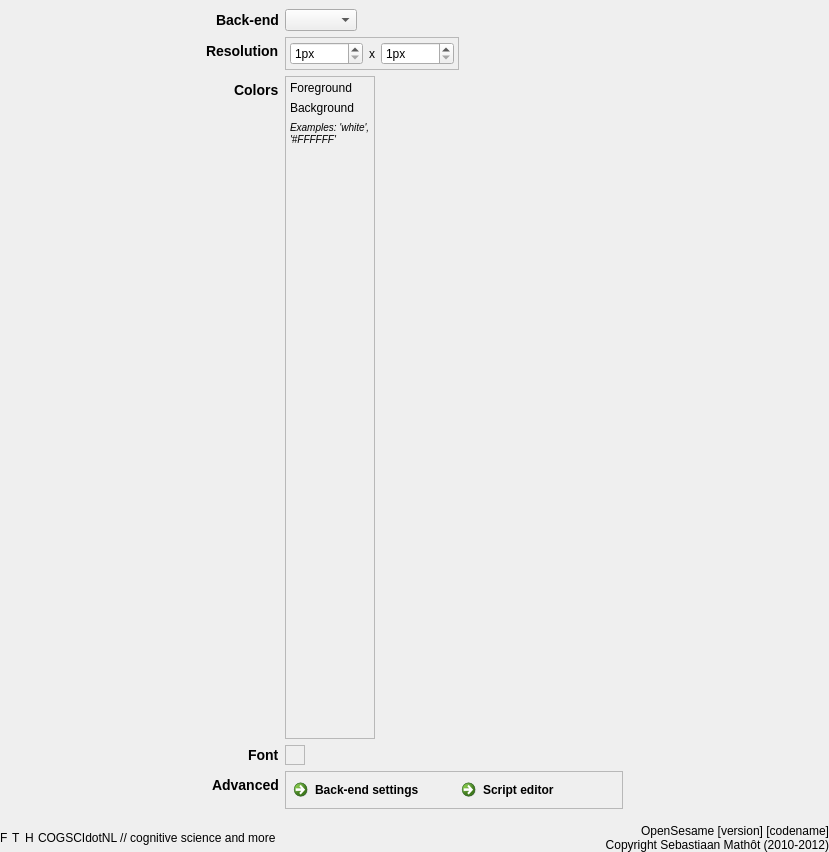
open-cogsci/OpenSesame, file resources/ui/general_widget.ui: the form before one commit.
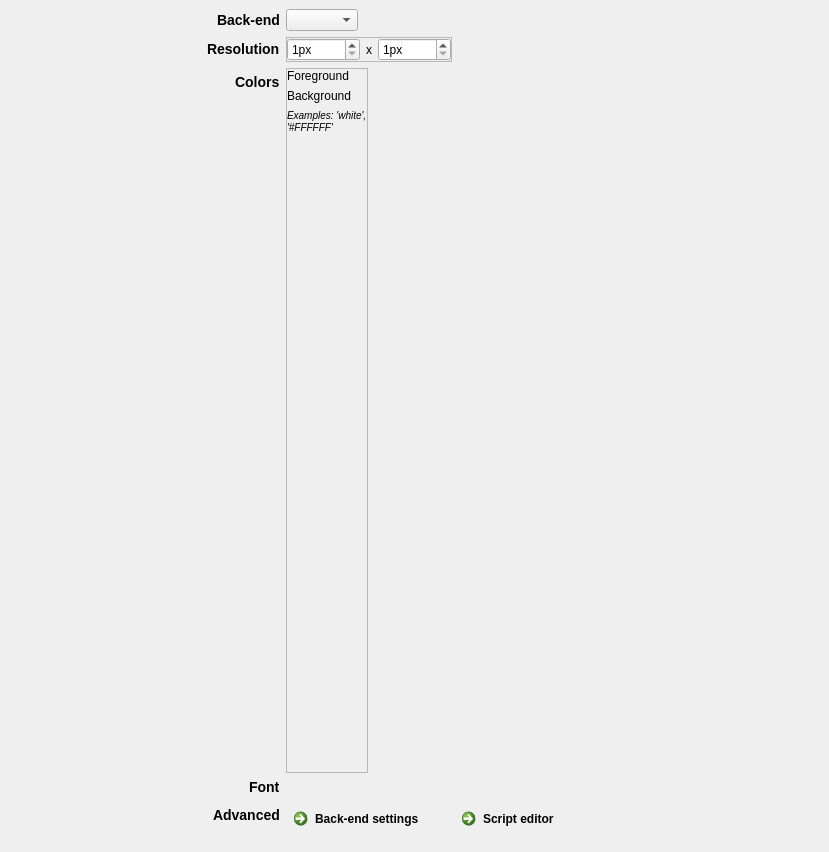
The form after the commit. Custom widgets are drawn as their Qt base class.

Commit message: Update general properties widget

Diff of the .ui file:
```diff
--- a/resources/ui/general_widget.ui
+++ b/resources/ui/general_widget.ui
@@ -18,149 +18,28 @@
     <number>0</number>
    </property>
    <item row="1" column="0">
-    <widget class="QWidget" name="spacer" native="true">
+    <widget class="credits_widget" name="widget_credits" native="true">
      <property name="sizePolicy">
       <sizepolicy hsizetype="Preferred" vsizetype="Fixed">
        <horstretch>0</horstretch>
        <verstretch>0</verstretch>
       </sizepolicy>
      </property>
-     <layout class="QVBoxLayout" name="verticalLayout_2">
-      <property name="margin">
-       <number>0</number>
-      </property>
-      <item>
-       <widget class="QWidget" name="widget_3" native="true">
-        <property name="sizePolicy">
-         <sizepolicy hsizetype="Preferred" vsizetype="Fixed">
-          <horstretch>0</horstretch>
-          <verstretch>0</verstretch>
-         </sizepolicy>
-        </property>
-        <layout class="QHBoxLayout" name="horizontalLayout">
-         <property name="spacing">
-          <number>0</number>
-         </property>
-         <property name="margin">
-          <number>0</number>
-         </property>
-         <item>
-          <widget class="QWidget" name="widget_5" native="true">
-           <layout class="QVBoxLayout" name="verticalLayout_3">
-            <property name="spacing">
-             <number>0</number>
-            </property>
-            <property name="margin">
-             <number>0</number>
-            </property>
-            <item>
-             <widget class="QWidget" name="widget_4" native="true">
-              <layout class="QHBoxLayout" name="horizontalLayout_2">
-               <property name="spacing">
-                <number>4</number>
-               </property>
-               <property name="margin">
-                <number>0</number>
-               </property>
-               <item>
-                <widget class="QLabel" name="label_facebook">
-                 <property name="toolTip">
-                  <string>Visit Facebook page</string>
-                 </property>
-                 <property name="text">
-                  <string>F</string>
-                 </property>
-                </widget>
-               </item>
-               <item>
-                <widget class="QLabel" name="label_twitter">
-                 <property name="toolTip">
-                  <string>Visit Twitter page</string>
-                 </property>
-                 <property name="text">
-                  <string>T</string>
-                 </property>
-                </widget>
-               </item>
-               <item>
-                <widget class="QLabel" name="label_website">
-                 <property name="toolTip">
-                  <string>Visit cogsci.nl</string>
-                 </property>
-                 <property name="text">
-                  <string>H</string>
-                 </property>
-                </widget>
-               </item>
-               <item>
-                <widget class="QLabel" name="label_cogscinl">
-                 <property name="text">
-                  <string>&lt;html&gt;&lt;head/&gt;&lt;body&gt;&lt;p&gt;COGSCIdotNL // cognitive science and more&lt;/p&gt;&lt;/body&gt;&lt;/html&gt;</string>
-                 </property>
-                </widget>
-               </item>
-               <item>
-                <spacer name="horizontalSpacer_2">
-                 <property name="orientation">
-                  <enum>Qt::Horizontal</enum>
-                 </property>
-                 <property name="sizeHint" stdset="0">
-                  <size>
-                   <width>40</width>
-                   <height>20</height>
-                  </size>
-                 </property>
-                </spacer>
-               </item>
-              </layout>
-             </widget>
-            </item>
-           </layout>
-          </widget>
-         </item>
-         <item>
-          <spacer name="horizontalSpacer">
-           <property name="orientation">
-            <enum>Qt::Horizontal</enum>
-           </property>
-           <property name="sizeHint" stdset="0">
-            <size>
-             <width>40</width>
-             <height>20</height>
-            </size>
-           </property>
-          </spacer>
-         </item>
-         <item>
-          <widget class="QLabel" name="label_opensesame">
-           <property name="sizePolicy">
-            <sizepolicy hsizetype="Preferred" vsizetype="Minimum">
-             <horstretch>0</horstretch>
-             <verstretch>0</verstretch>
-            </sizepolicy>
-           </property>
-           <property name="text">
-            <string>OpenSesame [version] [codename]
-Copyright Sebastiaan Mathôt (2010-2012)</string>
-           </property>
-           <property name="alignment">
-            <set>Qt::AlignBottom|Qt::AlignRight|Qt::AlignTrailing</set>
-           </property>
-          </widget>
-         </item>
-        </layout>
-       </widget>
-      </item>
-     </layout>
     </widget>
    </item>
    <item row="0" column="0">
     <widget class="QWidget" name="widget_2" native="true">
+     <property name="sizePolicy">
+      <sizepolicy hsizetype="Expanding" vsizetype="Preferred">
+       <horstretch>0</horstretch>
+       <verstretch>0</verstretch>
+      </sizepolicy>
+     </property>
      <layout class="QHBoxLayout" name="horizontalLayout_5">
       <item>
        <widget class="QWidget" name="widget" native="true">
         <property name="sizePolicy">
-         <sizepolicy hsizetype="Fixed" vsizetype="Expanding">
+         <sizepolicy hsizetype="Fixed" vsizetype="Preferred">
           <horstretch>0</horstretch>
           <verstretch>0</verstretch>
          </sizepolicy>
@@ -208,7 +87,7 @@
            </property>
            <layout class="QHBoxLayout" name="horizontalLayout_3">
             <property name="margin">
-             <number>4</number>
+             <number>0</number>
             </property>
             <item>
              <widget class="QSpinBox" name="spinbox_width">
@@ -272,7 +151,7 @@
            </property>
            <layout class="QGridLayout" name="gridLayout_6">
             <property name="margin">
-             <number>4</number>
+             <number>0</number>
             </property>
             <item row="0" column="1">
              <widget class="color_edit" name="edit_foreground" native="true"/>
@@ -332,14 +211,14 @@
             </sizepolicy>
            </property>
            <property name="frameShape">
-            <enum>QFrame::StyledPanel</enum>
+            <enum>QFrame::NoFrame</enum>
            </property>
            <property name="frameShadow">
             <enum>QFrame::Raised</enum>
            </property>
            <layout class="QHBoxLayout" name="horizontalLayout_4">
             <property name="margin">
-             <number>4</number>
+             <number>0</number>
             </property>
             <item>
              <widget class="font_widget" name="widget_font" native="true">
@@ -386,7 +265,7 @@
             </sizepolicy>
            </property>
            <property name="frameShape">
-            <enum>QFrame::StyledPanel</enum>
+            <enum>QFrame::NoFrame</enum>
            </property>
            <property name="frameShadow">
             <enum>QFrame::Raised</enum>
@@ -436,6 +315,12 @@
    <header>libqtopensesame.widgets.color_edit.h</header>
    <container>1</container>
   </customwidget>
+  <customwidget>
+   <class>credits_widget</class>
+   <extends>QWidget</extends>
+   <header>libqtopensesame.widgets.credits_widget.h</header>
+   <container>1</container>
+  </customwidget>
  </customwidgets>
  <resources/>
  <connections/>
```
Left out of the diff: 8 changed lines with no effect on the pictures. The commit also changes 3 other files.
